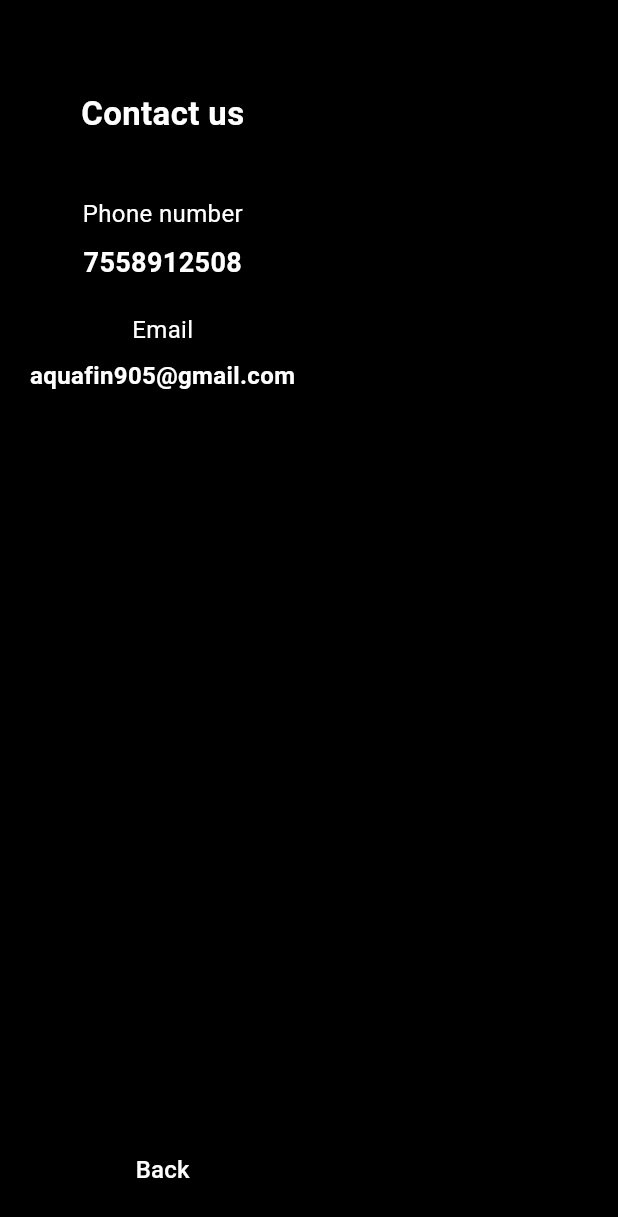
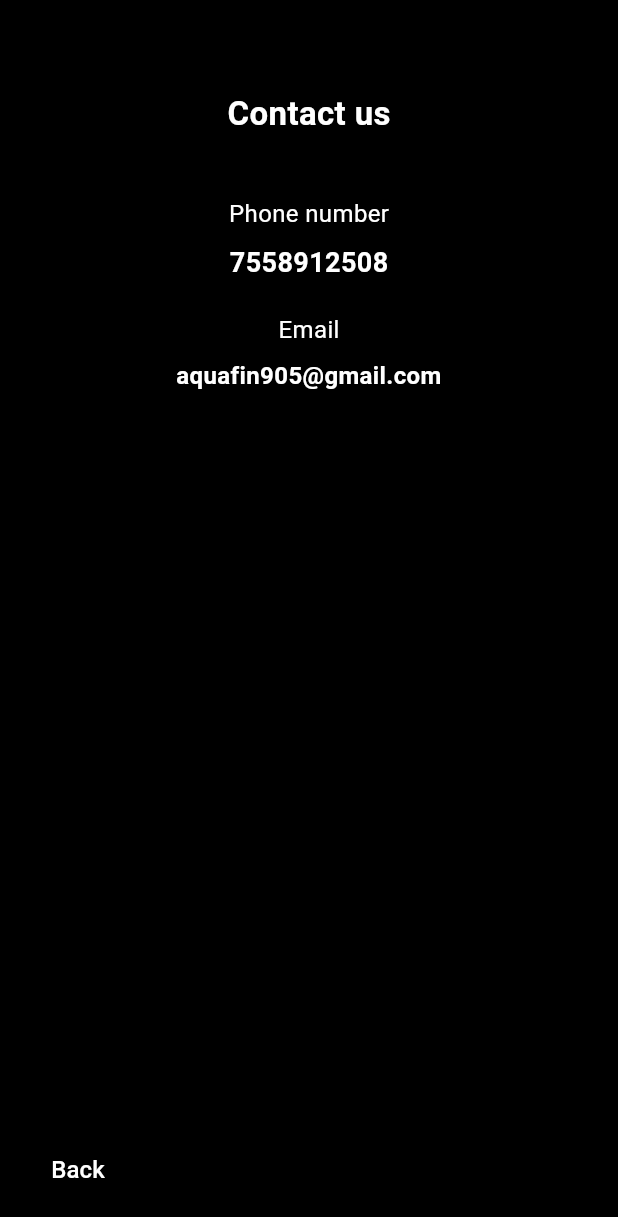
Before and after one commit to ummerfarook905/Aquafin_frontend, a Flutter app: the ContactScreen screen opened directly, on a phone screen of 412 x 824 dp. Shown: the top 1217 px of the screen. Run offline on Flutter 3.47's test engine with Material 3 defaults, Android fonts, the phone set to English and light mode, and no system bars; our stand-ins replace dio, get.

Commit message:
editing contact page

```diff
--- a/lib/views/contact_screen.dart
+++ b/lib/views/contact_screen.dart
@@ -15,10 +15,10 @@ class ContactScreen extends StatelessWidget {
       body: Obx(() {
         final contact = controller.contact.value;
 
-        return Padding(
+        return Center(
+          child: Padding(
             padding: const EdgeInsets.all(20.0),
             child: Column(
-            crossAxisAlignment: CrossAxisAlignment.center,
               children: [
                 const SizedBox(height: 40),
 
@@ -64,15 +64,20 @@ class ContactScreen extends StatelessWidget {
                 ),
                 const Spacer(),
 
-              TextButton(
+                Align(
+                  alignment: Alignment.centerLeft, // ⬅ moves to left
+                  child: TextButton(
                     onPressed: () {
                       Get.offAll(() => HomeScreen());
                     },
                     child: const Text(
                       "Back",
                       style: TextStyle(color: Colors.white, fontSize: 16),
-                ))
+                    ),
+                  ),
+                ),
               ],
+            ),
             ),
         );
       }),
```
Lines whose indentation alone changed are shown as unchanged.
